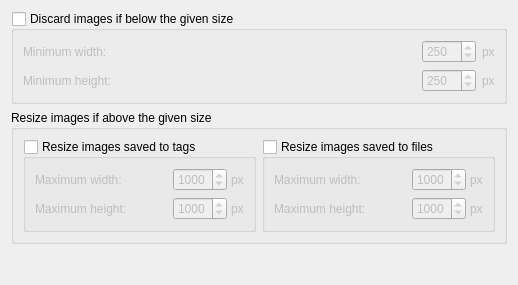
metabrainz/picard, file ui/options_cover_processing.ui: the form before one commit.
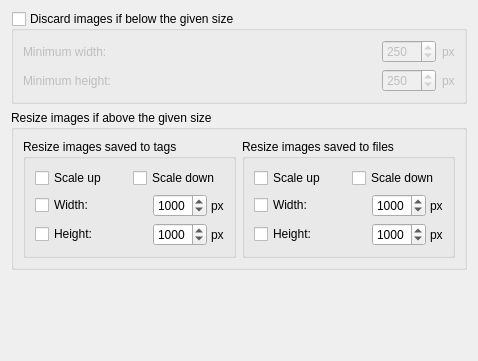
The form after the commit.

Commit message: Add more options to image resizing

Patch:
```diff
--- a/ui/options_cover_processing.ui
+++ b/ui/options_cover_processing.ui
@@ -6,8 +6,8 @@
    <rect>
     <x>0</x>
     <y>0</y>
-    <width>518</width>
-    <height>285</height>
+    <width>478</width>
+    <height>361</height>
    </rect>
   </property>
   <property name="windowTitle">
@@ -155,12 +155,44 @@
          <string>Resize images saved to tags </string>
         </property>
         <property name="checkable">
-         <bool>true</bool>
+         <bool>false</bool>
         </property>
         <property name="checked">
          <bool>false</bool>
         </property>
         <layout class="QVBoxLayout" name="verticalLayout_3">
+         <item>
+          <widget class="QWidget" name="tags_scale_widget" native="true">
+           <layout class="QHBoxLayout" name="horizontalLayout_8">
+            <property name="leftMargin">
+             <number>0</number>
+            </property>
+            <property name="topMargin">
+             <number>0</number>
+            </property>
+            <property name="rightMargin">
+             <number>0</number>
+            </property>
+            <property name="bottomMargin">
+             <number>0</number>
+            </property>
+            <item>
+             <widget class="QCheckBox" name="tags_scale_up">
+              <property name="text">
+               <string>Scale up</string>
+              </property>
+             </widget>
+            </item>
+            <item>
+             <widget class="QCheckBox" name="tags_scale_down">
+              <property name="text">
+               <string>Scale down</string>
+              </property>
+             </widget>
+            </item>
+           </layout>
+          </widget>
+         </item>
          <item>
           <widget class="QWidget" name="tags_resize_width_widget" native="true">
            <layout class="QHBoxLayout" name="horizontalLayout_5">
@@ -180,9 +212,9 @@
              <number>0</number>
             </property>
             <item>
-             <widget class="QLabel" name="tags_resized_width_label">
+             <widget class="QCheckBox" name="tags_resize_width_label">
               <property name="text">
-               <string>Maximum width:</string>
+               <string>Width:</string>
               </property>
              </widget>
             </item>
@@ -237,9 +269,9 @@
              <number>0</number>
             </property>
             <item>
-             <widget class="QLabel" name="tags_resized_height_label">
+             <widget class="QCheckBox" name="tags_resize_height_label">
               <property name="text">
-               <string>Maximum height:</string>
+               <string>Height:</string>
               </property>
              </widget>
             </item>
@@ -284,12 +316,44 @@
          <string>Resize images saved to files</string>
         </property>
         <property name="checkable">
-         <bool>true</bool>
+         <bool>false</bool>
         </property>
         <property name="checked">
          <bool>false</bool>
         </property>
         <layout class="QVBoxLayout" name="verticalLayout_4">
+         <item>
+          <widget class="QWidget" name="file_scale_widget" native="true">
+           <layout class="QHBoxLayout" name="horizontalLayout_9">
+            <property name="leftMargin">
+             <number>0</number>
+            </property>
+            <property name="topMargin">
+             <number>0</number>
+            </property>
+            <property name="rightMargin">
+             <number>0</number>
+            </property>
+            <property name="bottomMargin">
+             <number>0</number>
+            </property>
+            <item>
+             <widget class="QCheckBox" name="file_scale_up">
+              <property name="text">
+               <string>Scale up</string>
+              </property>
+             </widget>
+            </item>
+            <item>
+             <widget class="QCheckBox" name="file_scale_down">
+              <property name="text">
+               <string>Scale down</string>
+              </property>
+             </widget>
+            </item>
+           </layout>
+          </widget>
+         </item>
          <item>
           <widget class="QWidget" name="file_resize_width_widget" native="true">
            <layout class="QHBoxLayout" name="horizontalLayout_6">
@@ -309,9 +373,9 @@
              <number>0</number>
             </property>
             <item>
-             <widget class="QLabel" name="file_resized_width_label">
+             <widget class="QCheckBox" name="file_resize_width_label">
               <property name="text">
-               <string>Maximum width:</string>
+               <string>Width:</string>
               </property>
              </widget>
             </item>
@@ -366,9 +430,9 @@
              <number>0</number>
             </property>
             <item>
-             <widget class="QLabel" name="file_resized_height_label">
+             <widget class="QCheckBox" name="file_resize_height_label">
               <property name="text">
-               <string>Maximum height:</string>
+               <string>Height:</string>
               </property>
              </widget>
             </item>
```
Left out of the diff: 8 changed lines with no effect on the pictures. The commit also changes 6 other files.
